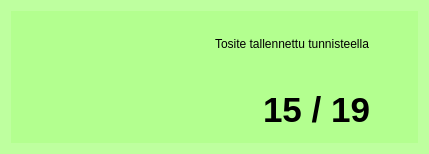
Above: kitupiikki/kirjaus/tallennettuwidget.ui from artoh/kitupiikki before the change. Below: the same form after it.
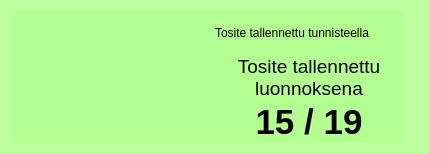
That is the form after the change. Icons and pictures are not drawn.

Diff of the .ui file:
```diff
--- a/kitupiikki/kirjaus/tallennettuwidget.ui
+++ b/kitupiikki/kirjaus/tallennettuwidget.ui
@@ -38,6 +38,9 @@
      <property name="spacing">
       <number>0</number>
      </property>
+     <property name="rightMargin">
+      <number>15</number>
+     </property>
      <item>
       <widget class="QLabel" name="label_2">
        <property name="text">
@@ -45,6 +48,24 @@
        </property>
       </widget>
      </item>
+     <item>
+      <widget class="QLabel" name="luonnosLabel">
+       <property name="font">
+        <font>
+         <pointsize>14</pointsize>
+        </font>
+       </property>
+       <property name="text">
+        <string>Tosite tallennettu luonnoksena</string>
+       </property>
+       <property name="alignment">
+        <set>Qt::AlignCenter</set>
+       </property>
+       <property name="wordWrap">
+        <bool>true</bool>
+       </property>
+      </widget>
+     </item>
      <item>
       <widget class="QLabel" name="tunnisteLabel">
        <property name="font">
```
Left out of the diff: 2 changed lines with no effect on the pictures.
